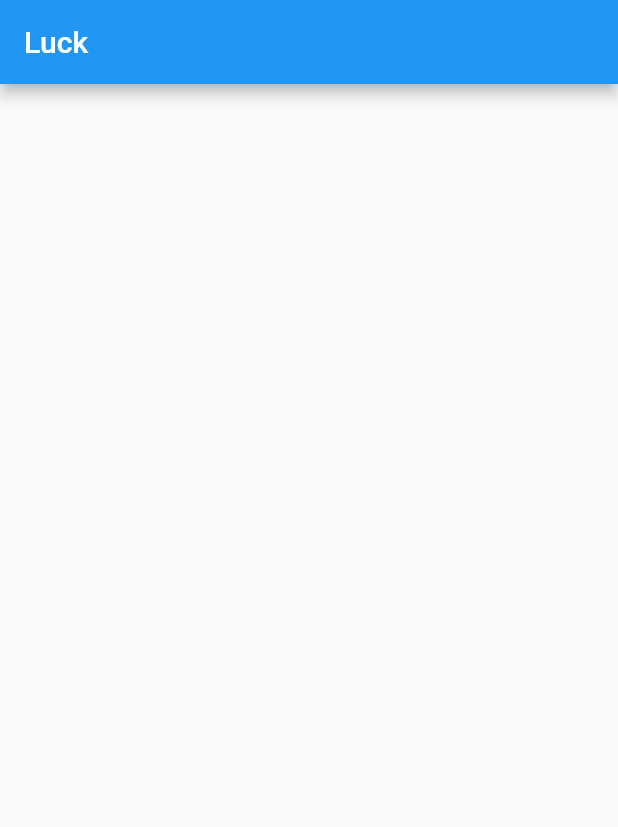
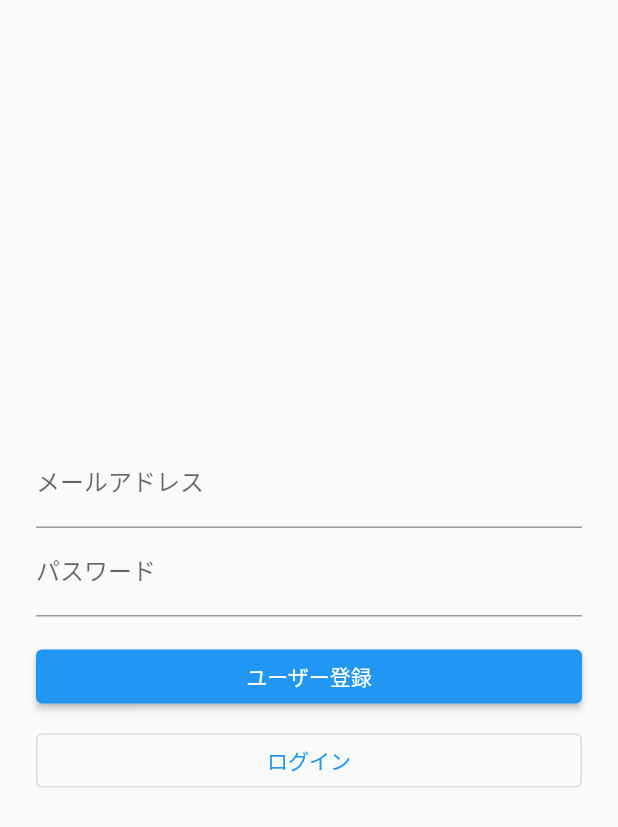
Before and after one commit to yun8boo/luck, a Flutter app: the screen it shows after launch, on a phone screen of 412 x 824 dp. Shown: the top 827 px of the screen. Run offline on Flutter 3.47's test engine with Material 2 defaults, Android fonts, the phone set to English and light mode, and no system bars; our stand-ins replace firebase_auth, firebase_core, google_sign_in; missing offline and left inert: sign_button; accounts and stored records are empty.

Commit message:
login 機能実装

```diff
--- /dev/null
+++ b/lib/auth_model.dart
@@ -0,0 +1,79 @@
+import 'package:firebase_auth/firebase_auth.dart';
+import 'package:google_sign_in/google_sign_in.dart';
+import 'package:flutter/material.dart';
+
+class AuthModel extends ChangeNotifier {
+  User _user;
+  final FirebaseAuth _auth = FirebaseAuth.instance;
+
+  User get user => _user;
+  bool get loggedIn => _user != null;
+
+  AuthModel() {
+    _auth.authStateChanges().listen((User user) {
+      print('user: ${user}');
+      if (user == null) {
+        _user = null;
+      } else {
+        _user = user;
+      }
+      notifyListeners();
+    });
+    // final User _currentUser = _auth.currentUser;
+
+    // if (_currentUser != null) {
+    //   _user = _currentUser;
+    //   notifyListeners();
+    // }
+  }
+
+  Future<void> login() async {
+    try {
+      UserCredential _userCredential = await _signInWithGoogle();
+      _user = _userCredential.user;
+      notifyListeners();
+      return true;
+    } catch (error) {
+      print(error);
+      return false;
+    }
+  }
+
+  Future<void> logout() async {
+    _user = null;
+    await _auth.signOut();
+    notifyListeners();
+  }
+
+  Future<UserCredential> _signInWithGoogle() async {
+    final GoogleSignInAccount googleUser = await GoogleSignIn().signIn();
+    print(googleUser);
+
+    final GoogleSignInAuthentication googleAuth =
+        await googleUser.authentication;
+    print(googleAuth);
+    final GoogleAuthCredential credential = GoogleAuthProvider.credential(
+      accessToken: googleAuth.accessToken,
+      idToken: googleAuth.idToken,
+    );
+    print(credential);
+    return await FirebaseAuth.instance.signInWithCredential(credential);
+  }
+
+  Future<void> createWithEmailAndPassword(String email, String password) async {
+    try {
+      FirebaseAuth auth = FirebaseAuth.instance;
+      UserCredential _userCredential = await auth
+          .createUserWithEmailAndPassword(email: email, password: password);
+      _user = _userCredential.user;
+      notifyListeners();
+    } catch (error) {}
+  }
+
+  Future<UserCredential> signinWithEmailAndPassword(
+      String email, String password) async {
+    FirebaseAuth auth = FirebaseAuth.instance;
+    return await auth.signInWithEmailAndPassword(
+        email: email, password: password);
+  }
+}
--- /dev/null
+++ b/lib/login_check_page.dart
@@ -0,0 +1,14 @@
+import 'package:flutter/material.dart';
+import 'package:luck/auth_model.dart';
+import 'package:luck/home_page.dart';
+import 'package:luck/login_page.dart';
+import 'package:provider/provider.dart';
+
+class LoginCheckPage extends StatelessWidget {
+  @override
+  Widget build(BuildContext context) {
+    final bool _loggedIn = context.watch<AuthModel>().loggedIn;
+    print(_loggedIn);
+    return _loggedIn ? HomePage() : LoginPage();
+  }
+}
--- /dev/null
+++ b/lib/login_page.dart
@@ -0,0 +1,109 @@
+import 'package:flutter/material.dart';
+import 'package:luck/auth_model.dart';
+import 'package:sign_button/sign_button.dart';
+import 'package:provider/provider.dart';
+
+// class LoginPage extends StatelessWidget {
+//   @override
+//   Widget build(BuildContext context) {
+//     return ChangeNotifierProvider(
+//       create: (_) => AuthModel(),
+//       child: Scaffold(
+//         appBar: AppBar(
+//           title: Text('ログイン'),
+//         ),
+//         body: Center(
+//           child: SignInButton(
+//             buttonType: ButtonType.google,
+//             onPressed: () async => {await context.read<AuthModel>().login()},
+//           ),
+//         ),
+//       ),
+//     );
+//   }
+// }
+
+class LoginPage extends StatefulWidget {
+  @override
+  _LoginPageState createState() => _LoginPageState();
+}
+
+class _LoginPageState extends State<LoginPage> {
+  String infoText = '';
+  String email = '';
+  String password = '';
+
+  @override
+  Widget build(BuildContext context) {
+    return ChangeNotifierProvider(
+      create: (_) => AuthModel(),
+      child: Scaffold(
+        body: Center(
+          child: Container(
+            padding: EdgeInsets.all(24),
+            child: Column(
+              mainAxisAlignment: MainAxisAlignment.center,
+              children: [
+                TextFormField(
+                  decoration: InputDecoration(labelText: 'メールアドレス'),
+                  onChanged: (String value) {
+                    setState(() {
+                      email = value;
+                    });
+                  },
+                ),
+                TextFormField(
+                  obscureText: true,
+                  decoration: InputDecoration(labelText: 'パスワード'),
+                  onChanged: (String value) {
+                    setState(() {
+                      password = value;
+                    });
+                  },
+                ),
+                Container(
+                  padding: EdgeInsets.all(8),
+                ),
+                Container(
+                  width: double.infinity,
+                  child: ElevatedButton(
+                    child: Text('ユーザー登録'),
+                    onPressed: () async {
+                      try {
+                        context
+                            .read<AuthModel>()
+                            .createWithEmailAndPassword(email, password);
+                      } catch (e) {
+                        setState(() {
+                          infoText = '登録に失敗しました: ${e.toString()}';
+                        });
+                      }
+                    },
+                  ),
+                ),
+                const SizedBox(height: 8),
+                Container(
+                  width: double.infinity,
+                  child: OutlinedButton(
+                    child: Text('ログイン'),
+                    onPressed: () async {
+                      try {
+                        context
+                            .read<AuthModel>()
+                            .signinWithEmailAndPassword(email, password);
+                      } catch (e) {
+                        setState(() {
+                          infoText = 'ログインに失敗しました: ${e.toString()}';
+                        });
+                      }
+                    },
+                  ),
+                ),
+              ],
+            ),
+          ),
+        ),
+      ),
+    );
+  }
+}
--- a/lib/main.dart
+++ b/lib/main.dart
@@ -1,6 +1,12 @@
 import 'package:flutter/material.dart';
+import 'package:firebase_core/firebase_core.dart';
+import 'package:luck/auth_model.dart';
+import 'package:luck/login_check_page.dart';
+import 'package:provider/provider.dart';
 
-void main() {
+void main() async {
+  WidgetsFlutterBinding.ensureInitialized();
+  await Firebase.initializeApp();
   runApp(MyApp());
 }
 
@@ -8,21 +14,14 @@ class MyApp extends StatelessWidget {
   @override
   Widget build(BuildContext context) {
     return MaterialApp(
-      title: 'Flutter Demo',
       theme: ThemeData(
-        primarySwatch: Colors.blue,
+        primarySwatch: Colors.red,
       ),
-      home: HomePage(),
-    );
-  }
-}
-
-class HomePage extends StatelessWidget {
-  @override
-  Widget build(BuildContext context) {
-    return Scaffold(
-      appBar: AppBar(
-        title: Text('Luck'),
+      home: ChangeNotifierProvider(
+        create: (_) => AuthModel(),
+        child: MaterialApp(
+          home: LoginCheckPage(),
+        ),
       ),
     );
   }
--- a/pubspec.yaml
+++ b/pubspec.yaml
@@ -17,6 +17,10 @@ dependencies:
   firebase_auth: "^1.1.2"
   cloud_firestore: "^1.0.7"
   firebase_storage: "^8.0.5"
+  provider: ^5.0.0
+  google_sign_in: "^4.5.1"
+
+  sign_button: ^2.0.0
 
 dev_dependencies:
   flutter_test:
```
Also changed, not shown: lib/home_page.dart (added, +64 -0 lines), pubspec.lock, 2 other files.
